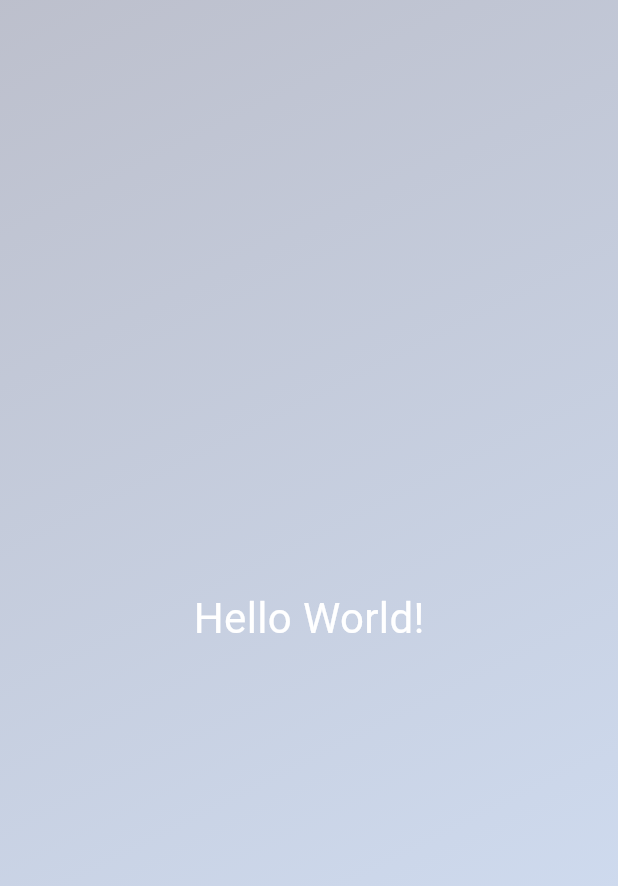
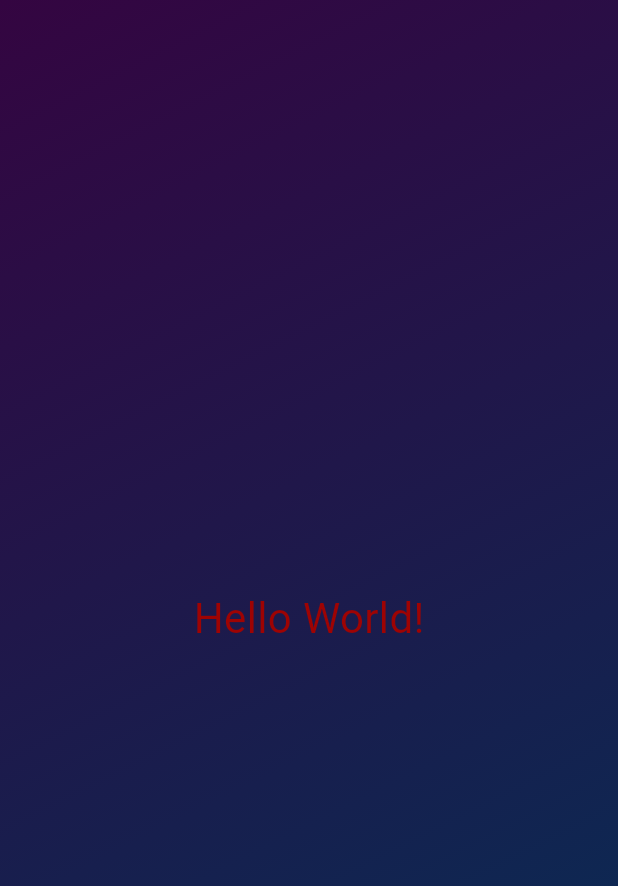
Before and after one commit to ChrisNzoka/rolldice_app, a Flutter app: the screen it shows after launch, on a phone screen of 412 x 824 dp. Shown: the top 886 px of the screen. Run offline on Flutter 3.47's test engine with Material 3 defaults, Android fonts, the phone set to English and light mode, and no system bars.

Commit message:
defined variable and constants

```diff
--- a/lib/gradient_container.dart
+++ b/lib/gradient_container.dart
@@ -1,5 +1,14 @@
 import 'package:flutter/material.dart';
 import 'package:rolldice_app/styled_text.dart';
+
+var startAlignment = Alignment.topLeft; //standard variable
+var endAlignment = Alignment.bottomRight; // standard variable
+
+//optionally we can use "final" or "const" if we don't want to alter the variable value later e.g
+// final endAlighnment = Alignment.bottomRight;
+// final startAlignment = Alignment.topLeft;
+// ...
+// const startAlignment = Alignment.topLeft;
 
 class GradientContainer extends StatelessWidget {
   //adds a lot of logic to the custom class behind the scene
@@ -8,18 +17,19 @@ class GradientContainer extends StatelessWidget {
   @override //overides a method expected by statelesswidget
   Widget build(context) {
     return Container(
-      decoration: const BoxDecoration(
+      decoration: BoxDecoration(
         //container holds the background decoration. Thus, we'll remove the background color argument from scaffold widget
         gradient: LinearGradient(
-          colors: [
-            Color.fromARGB(66, 1, 33, 59),
-            Color.fromARGB(66, 88, 164, 226),
-          ], //background color gradient
-          begin: Alignment.topLeft,
-          end: Alignment.bottomRight,
-        ),
+            colors: [
+              Color.fromARGB(255, 52, 5, 65),
+              Color.fromARGB(255, 3, 49, 87),
+            ], //background color gradient
+            begin: startAlignment,
+            end: endAlignment),
       ),
-      child: const Center(child: StyledText()),
+      child: const Center(
+        child: StyledText(),
+      ),
     );
   }
 }
--- a/lib/styled_text.dart
+++ b/lib/styled_text.dart
@@ -8,7 +8,7 @@ class StyledText extends StatelessWidget {
     return Text(
       'Hello World!',
       style: TextStyle(
-        color: Color.fromARGB(255, 255, 255, 255),
+        color: Color.fromARGB(255, 158, 3, 3),
         fontSize: 28,
       ),
     );
```
